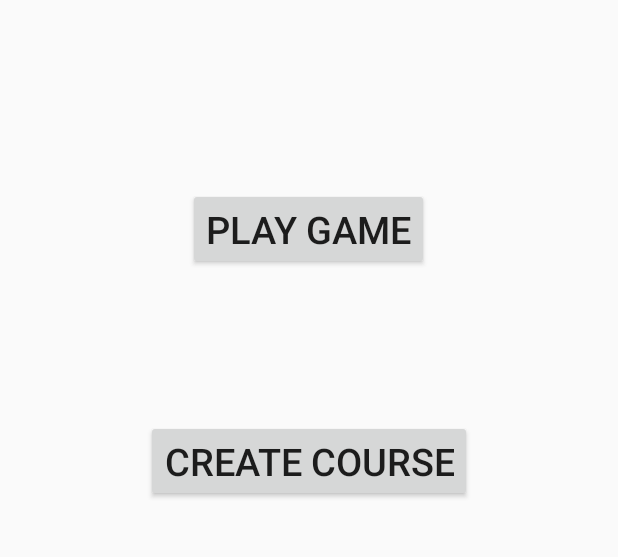
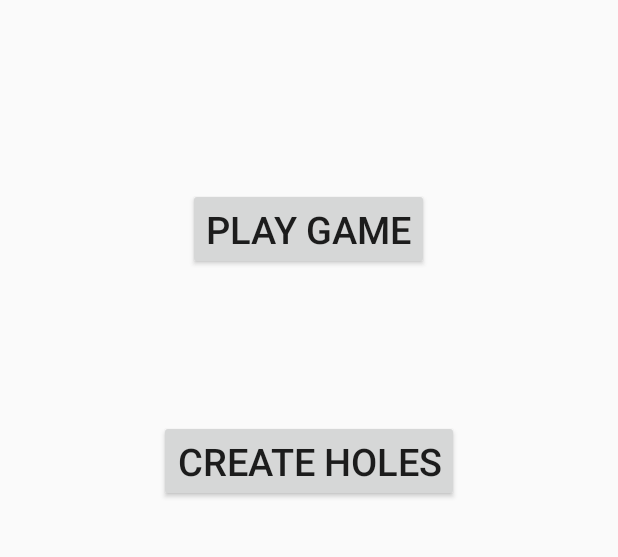
Before and after one commit to jt4uc/DiscGo, an Android app: the screen it shows after launch (SplashScreen), on a phone screen of 412 x 824 dp, the part 524-1081 px from its top. Run offline under Robolectric (Android 15) with nearby library versions, the phone set to English and light mode, and no system bars.

Commit message:
Loaded hole data when clicking marker on play. Did landscape for all my screens. Made user flow more fluid. Showed toasts when user is about to make an error. Better design

```diff
--- /dev/null
+++ b/DiscGo/app/src/main/res/layout-land/activity_splashscreen.xml
@@ -0,0 +1,60 @@
+<LinearLayout xmlns:android="http://schemas.android.com/apk/res/android"
+    xmlns:tools="http://schemas.android.com/tools"
+    android:layout_width="match_parent"
+    android:layout_height="match_parent"
+    android:orientation="vertical"
+    android:paddingBottom="@dimen/activity_vertical_margin"
+    android:paddingLeft="@dimen/activity_horizontal_margin"
+    android:paddingRight="@dimen/activity_horizontal_margin"
+    android:paddingTop="@dimen/activity_vertical_margin"
+    tools:context=".SplashScreen">
+
+    <TextView
+        android:layout_width="wrap_content"
+        android:layout_height="wrap_content"
+        android:layout_gravity="center"
+        android:gravity="center"
+        android:layout_marginTop="75dp"
+        android:layout_marginBottom="75dp"
+        android:text="DiscGo"
+        android:textSize="100dp"/>
+
+    <LinearLayout
+        android:layout_width="match_parent"
+        android:layout_height="wrap_content"
+        android:orientation="horizontal">
+
+        <Button
+            android:id="@+id/play"
+            android:layout_width="0dp"
+            android:layout_height="wrap_content"
+            android:layout_weight="1"
+            android:layout_gravity="center_horizontal"
+            android:onClick="play"
+            android:layout_marginLeft="50dp"
+            android:layout_marginRight="50dp"
+            android:layout_marginBottom="50dp"
+            android:layout_marginTop="50dp"
+            android:text="Play Game"
+            android:textSize="25dp" />
+
+        <Button
+            android:id="@+id/createCourse"
+            android:layout_width="0dp"
+            android:layout_height="wrap_content"
+            android:layout_weight="1"
+            android:layout_gravity="center_horizontal"
+            android:onClick="createCourse"
+            android:layout_marginLeft="50dp"
+            android:layout_marginRight="50dp"
+            android:layout_marginTop="50dp"
+            android:text="Create Holes"
+            android:textSize="25dp"/>
+
+
+    </LinearLayout>
+
+
+
+
+</LinearLayout>
--- a/DiscGo/app/src/main/res/layout/activity_createhole.xml
+++ b/DiscGo/app/src/main/res/layout/activity_createhole.xml
@@ -18,13 +18,15 @@
         <TextView
             android:layout_width="wrap_content"
             android:layout_height="wrap_content"
-            android:text="Par: "/>
+            android:text="Par: "
+            android:textSize="25dp"/>
 
         <EditText
             android:id="@+id/par"
             android:layout_width="50dp"
             android:layout_height="wrap_content"
-            android:inputType="number"/>
+            android:inputType="number"
+            android:textSize="25dp"/>
 
     </LinearLayout>
 
--- a/DiscGo/app/src/main/res/layout/activity_createmaps.xml
+++ b/DiscGo/app/src/main/res/layout/activity_createmaps.xml
@@ -14,7 +14,7 @@
         android:layout_gravity="center_horizontal|bottom"
         android:layout_marginBottom="20dp"
         android:onClick="doneCreatingCourse"
-        android:text="Done Creating Course"
+        android:text="Done Creating Holes"
         android:textSize="25dp" />
 
 </fragment>
--- a/DiscGo/app/src/main/res/layout/activity_splashscreen.xml
+++ b/DiscGo/app/src/main/res/layout/activity_splashscreen.xml
@@ -37,7 +37,7 @@
         android:layout_gravity="center_horizontal"
         android:onClick="createCourse"
         android:layout_marginTop="50dp"
-        android:text="Create Course"
+        android:text="Create Holes"
         android:textSize="25dp"/>
 
 
```
Also changed, not shown: DiscGo/app/src/main/java/cs4720/cs/virginia/edu/discgo/CreateHoleActivity.java (+12 -1 lines), DiscGo/app/src/main/java/cs4720/cs/virginia/edu/discgo/DBHelper.java (+22 -0 lines), DiscGo/app/src/main/java/cs4720/cs/virginia/edu/discgo/Hole.java (+7 -3 lines), DiscGo/app/src/main/java/cs4720/cs/virginia/edu/discgo/PlayHoleActivity.java (+27 -36 lines), DiscGo/app/src/main/java/cs4720/cs/virginia/edu/discgo/PlayMapsActivity.java (+15 -9 lines), DiscGo/app/src/main/java/cs4720/cs/virginia/edu/discgo/SplashScreen.java (+11 -2 lines), DiscGo/app/src/main/res/layout-land/activity_createhole.xml (+6 -2 lines), DiscGo/app/src/main/res/layout-land/activity_playhole.xml (added, +56 -0 lines), DiscGo/app/src/main/res/layout/activity_playhole.xml (+19 -16 lines), DiscGo/app/src/main/res/layout/activity_playmaps.xml (+0 -10 lines).
